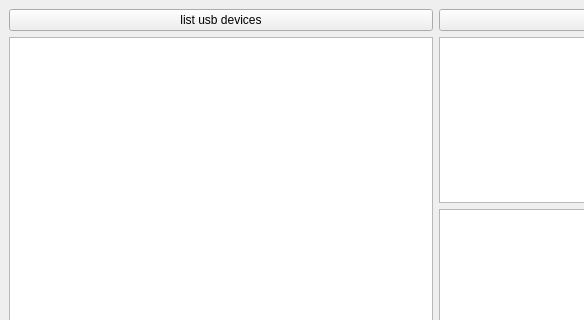
Qt form QT_USB_PROGRAM/mainwindow.ui (seokgh/qt_usb_program) before a commit; both pictures show x 0 to 584 and y 0 to 320 of the 871 by 434 pixel window.
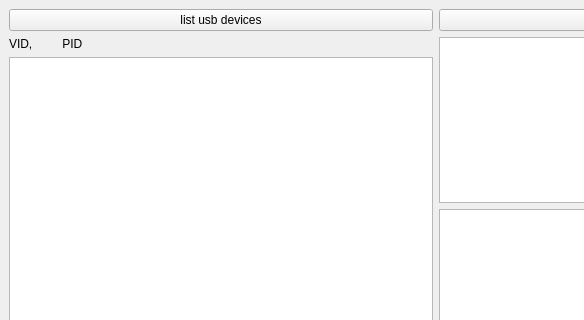
The same form after that commit.

```diff
--- a/QT_USB_PROGRAM/mainwindow.ui
+++ b/QT_USB_PROGRAM/mainwindow.ui
@@ -26,6 +26,17 @@
           </property>
          </widget>
         </item>
+        <item>
+         <layout class="QHBoxLayout" name="horizontalLayout_3">
+          <item>
+           <widget class="QLabel" name="label_title_vid_pid">
+            <property name="text">
+             <string>VID,         PID</string>
+            </property>
+           </widget>
+          </item>
+         </layout>
+        </item>
         <item>
          <widget class="QListView" name="listView_vid_pid_list">
           <property name="editTriggers">
```
